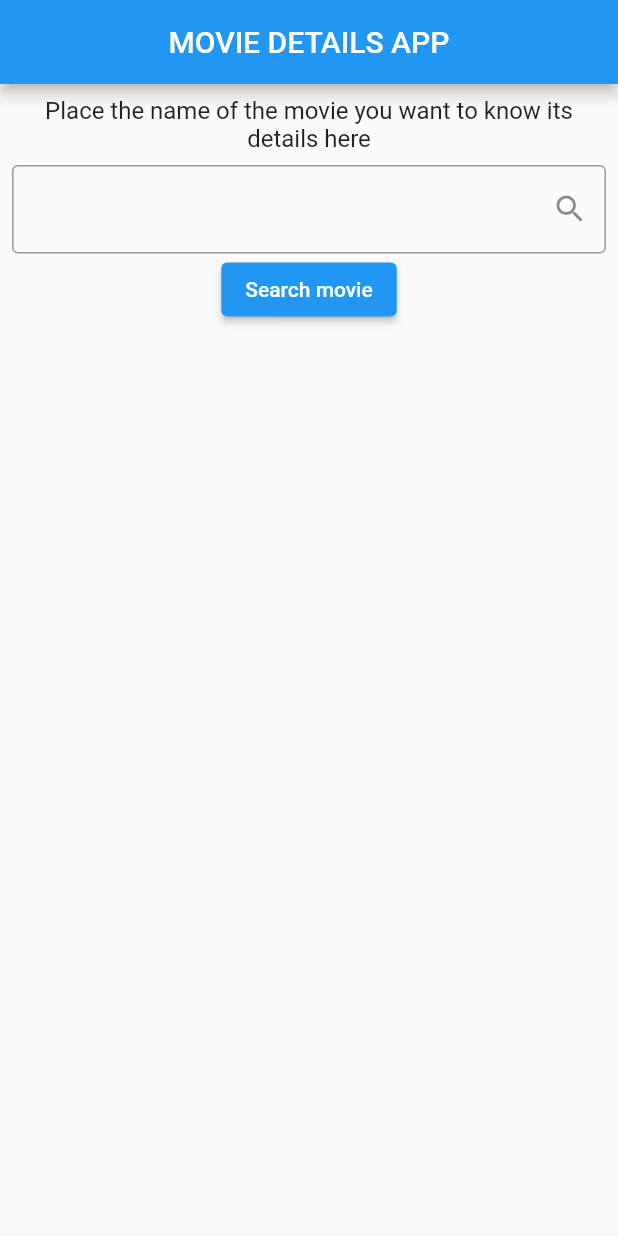
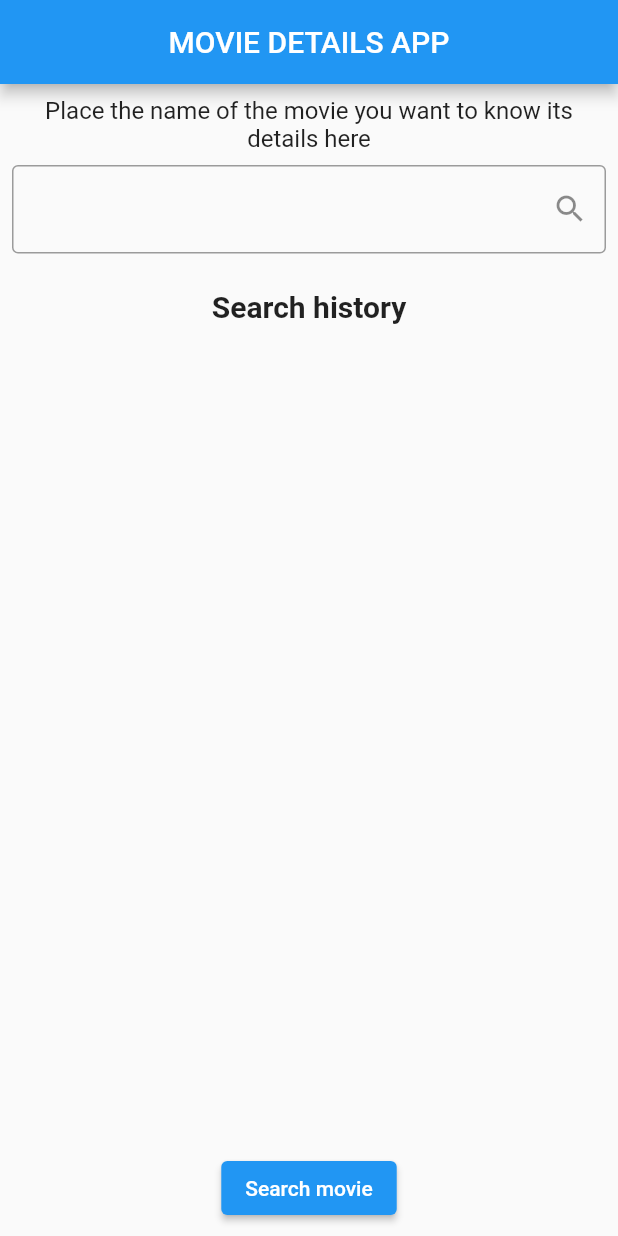
Before and after one commit to ricardoHS4/movie_app, a Flutter app: the screen it shows after launch, on a phone screen of 412 x 824 dp. Run offline on Flutter 3.47's test engine with Material 2 defaults, Android fonts, the phone set to English and light mode, and no system bars; missing offline and left inert: localstore.

Commit message:
Search History working

```diff
--- a/lib/main.dart
+++ b/lib/main.dart
@@ -1,7 +1,10 @@
 import 'package:flutter/material.dart';
 import 'package:movie_app/pages/home.dart';
+import 'package:localstore/localstore.dart';
+
 
 void main() {
+  WidgetsFlutterBinding.ensureInitialized();
   runApp(const MyApp());
 }
 
@@ -14,15 +17,6 @@ class MyApp extends StatelessWidget {
     return MaterialApp(
       title: 'Flutter Demo',
       theme: ThemeData(
-        // This is the theme of your application.
-        //
-        // Try running your application with "flutter run". You'll see the
-        // application has a blue toolbar. Then, without quitting the app, try
-        // changing the primarySwatch below to Colors.green and then invoke
-        // "hot reload" (press "r" in the console where you ran "flutter run",
-        // or simply save your changes to "hot reload" in a Flutter IDE).
-        // Notice that the counter didn't reset back to zero; the application
-        // is not restarted.
         primarySwatch: Colors.blue,
       ),
       home: const Home(),
--- a/lib/pages/home.dart
+++ b/lib/pages/home.dart
@@ -1,6 +1,8 @@
 import 'package:flutter/material.dart';
 import 'package:movie_app/model/movie.dart';
 import 'package:movie_app/pages/movie_details.dart';
+import 'package:localstore/localstore.dart';
+import 'package:movie_app/widgets/search_bar.dart';
 
 class Home extends StatefulWidget {
   const Home({Key? key}) : super(key: key);
@@ -15,24 +17,63 @@ class _HomeState extends State<Home> {
 
   @override
   Widget build(BuildContext context) {
-    final searchBar = Column(
-      children: [
-        const Text(
-          "Place the name of the movie you want to know its details here",
-          style: TextStyle(fontSize: 16),
-          textAlign: TextAlign.center,
+    final db = Localstore.instance;
+
+    Future<Widget> searchHistoryFuture() async {
+      final items = await db.collection('search_history').get();
+      List<Movie> movieHistory = [];
+      if (items != null) {
+        items.forEach((key, value) {
+          movieHistory.add(Movie.fromJson(value));
+        });
+      }
+      List<Widget> historyMovieTiles = [];
+      for (int x = movieHistory.length - 1; x >= 0; x--) {
+        Movie movie = movieHistory[x];
+        historyMovieTiles.add(ListTile(
+          title: Text(movie.Title),
+          leading: CircleAvatar(backgroundImage: NetworkImage(movie.Poster)),
+          trailing: const Icon(Icons.arrow_forward),
+        ));
+      }
+
+      historyMovieTiles =
+          ListTile.divideTiles(context: context, tiles: historyMovieTiles)
+              .toList();
+
+      return Column(children: historyMovieTiles);
+    }
+
+    Widget searchHistory() {
+      return Expanded(
+        child: Column(
+          children: [
+            const Text("Search history",
+                style: TextStyle(fontWeight: FontWeight.bold, fontSize: 20)),
+            const SizedBox(height: 8),
+            FutureBuilder(
+              future: searchHistoryFuture(),
+              builder: (context, snapshot) {
+                if (snapshot.connectionState == ConnectionState.waiting) {
+                  return const Center(
+                    child: SizedBox(
+                      width: 100.0,
+                      height: 100.0,
+                      child: CircularProgressIndicator(),
+                    ),
+                  );
+                }
+                if (snapshot.hasError) {
+                  return Text(snapshot.error.toString());
+                } else {
+                  return snapshot.data!;
+                }
+              },
+            ),
+          ],
         ),
-        const SizedBox(height: 8),
-        TextField(
-          controller: serachBarController,
-          decoration: InputDecoration(
-            border: const OutlineInputBorder(),
-            suffixIcon: const Icon(Icons.search),
-            errorText: errorText == "" ? null : errorText,
-          ),
-        ),
-      ],
-    );
+      );
+    }
 
     final searchButton = ElevatedButton(
       onPressed: () async {
@@ -46,9 +87,13 @@ class _HomeState extends State<Home> {
             errorText = movie.Error;
           } else {
             errorText = "";
+            final id = db.collection('search_history').doc().id;
+            db.collection('search_history').doc(id).set(movie.toJson());
+
             Navigator.push(
               context,
-              MaterialPageRoute(builder: (context) => MovieDetails(movie: movie)),
+              MaterialPageRoute(
+                  builder: (context) => MovieDetails(movie: movie)),
             );
           }
         }
@@ -62,8 +107,9 @@ class _HomeState extends State<Home> {
       body: Padding(
         padding: const EdgeInsets.all(8.0),
         child: Column(children: [
-          searchBar,
-          //SearchHistory,
+          SearchBar(serachBarController: serachBarController, errorText: errorText),
+          SizedBox(height: 24),
+          searchHistory(),
           searchButton,
         ]),
       ),
--- /dev/null
+++ b/lib/widgets/search_bar.dart
@@ -0,0 +1,29 @@
+import 'package:flutter/material.dart';
+
+class SearchBar extends StatelessWidget {
+  TextEditingController serachBarController;
+  String errorText;
+  SearchBar({Key? key, required this.serachBarController, required this.errorText}) : super(key: key);
+
+  @override
+  Widget build(BuildContext context) {
+    return Column(
+      children: [
+        const Text(
+          "Place the name of the movie you want to know its details here",
+          style: TextStyle(fontSize: 16),
+          textAlign: TextAlign.center,
+        ),
+        const SizedBox(height: 8),
+        TextField(
+          controller: serachBarController,
+          decoration: InputDecoration(
+            border: const OutlineInputBorder(),
+            suffixIcon: const Icon(Icons.search),
+            errorText: errorText == "" ? null : errorText,
+          ),
+        ),
+      ],
+    );
+  }
+}
--- /dev/null
+++ b/lib/widgets/search_history.dart
@@ -0,0 +1 @@
+import 'package:flutter/material.dart';
--- a/pubspec.yaml
+++ b/pubspec.yaml
@@ -36,6 +36,7 @@ dependencies:
   # Use with the CupertinoIcons class for iOS style icons.
   cupertino_icons: ^1.0.2
   http: ^0.13.5
+  localstore: ^1.3.4
 
 dev_dependencies:
   flutter_test:
```
Also changed, not shown: pubspec.lock, 1 other file.
